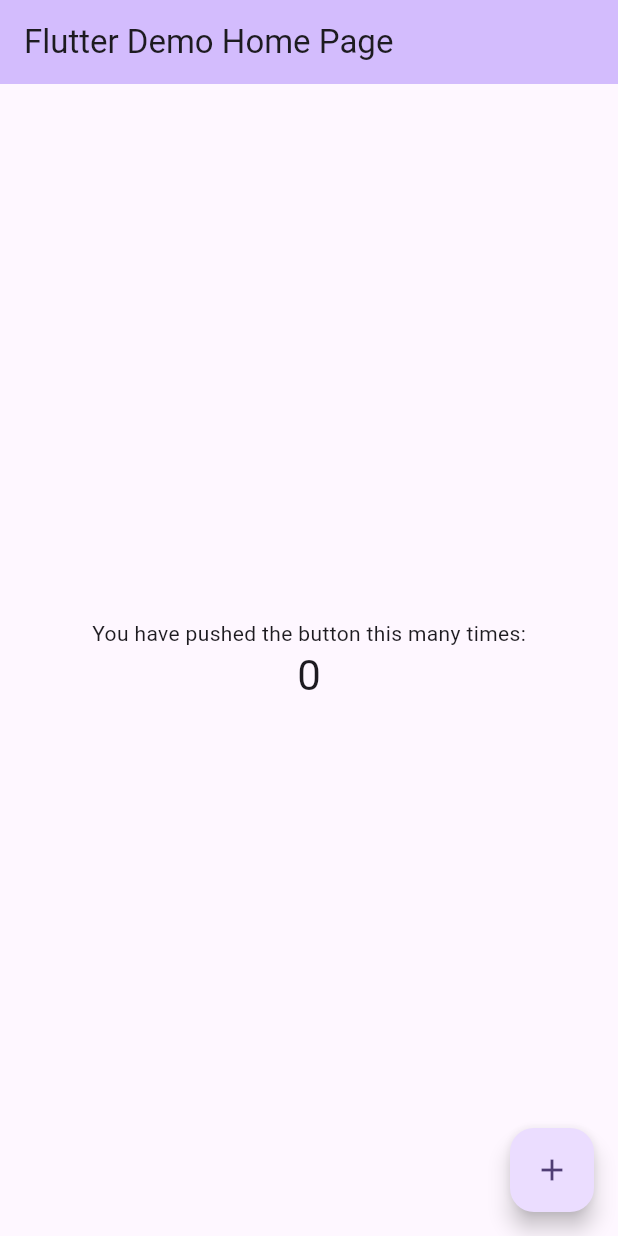
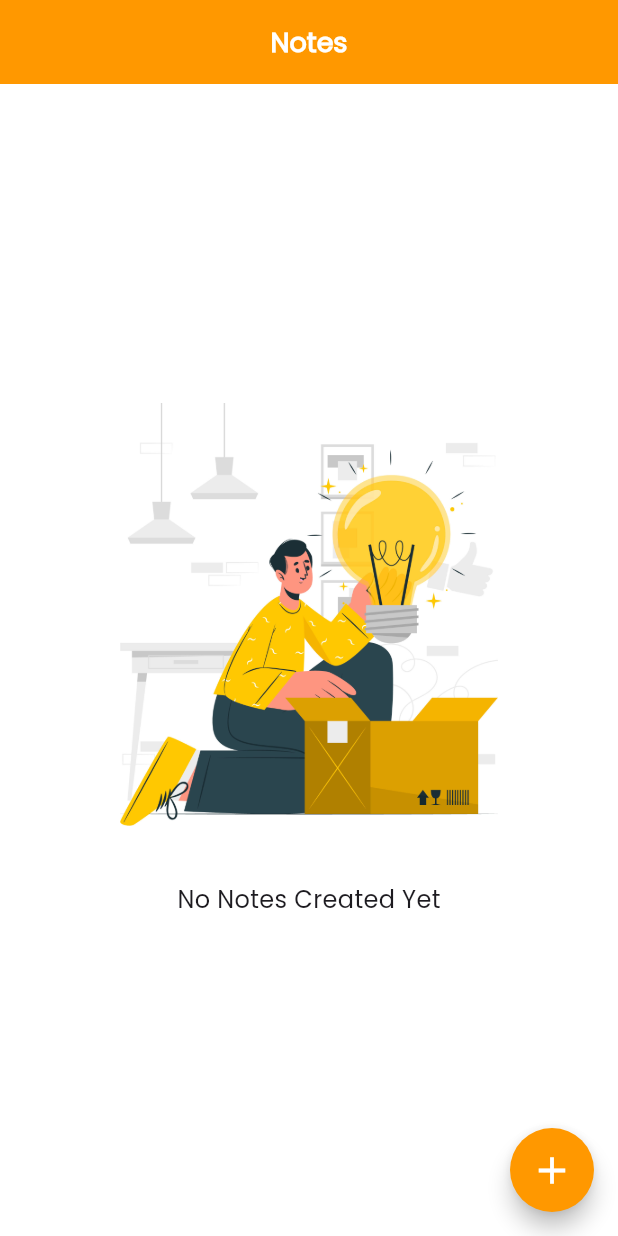
Before and after one commit to HaiderAli228/MindMap-Routines-Manager, a Flutter app: the screen it shows after launch, on a phone screen of 412 x 824 dp. Run offline on Flutter 3.47's test engine with Material 3 defaults, Android fonts, the phone set to English and light mode, and no system bars; our stand-ins replace fluttertoast.

Commit message:
Updating UI

```diff
--- a/lib/main.dart
+++ b/lib/main.dart
@@ -1,4 +1,6 @@
 import 'package:flutter/material.dart';
+import 'package:notes/utils/app_colors.dart';
+import 'package:notes/view/home_view.dart';
 
 void main() {
   runApp(const MyApp());
@@ -11,115 +13,12 @@ class MyApp extends StatelessWidget {
   @override
   Widget build(BuildContext context) {
     return MaterialApp(
-      title: 'Flutter Demo',
+      debugShowCheckedModeBanner: false,
       theme: ThemeData(
-        // This is the theme of your application.
-        //
-        // TRY THIS: Try running your application with "flutter run". You'll see
-        // the application has a purple toolbar. Then, without quitting the app,
-        // try changing the seedColor in the colorScheme below to Colors.green
-        // and then invoke "hot reload" (save your changes or press the "hot
-        // reload" button in a Flutter-supported IDE, or press "r" if you used
-        // the command line to start the app).
-        //
-        // Notice that the counter didn't reset back to zero; the application
-        // state is not lost during the reload. To reset the state, use hot
-        // restart instead.
-        //
-        // This works for code too, not just values: Most code changes can be
-        // tested with just a hot reload.
-        colorScheme: ColorScheme.fromSeed(seedColor: Colors.deepPurple),
+        primaryColor: AppColors.themeColor,
         useMaterial3: true,
       ),
-      home: const MyHomePage(title: 'Flutter Demo Home Page'),
+      home : const HomeView(),
     );
   }
 }
-
-class MyHomePage extends StatefulWidget {
-  const MyHomePage({super.key, required this.title});
-
-  // This widget is the home page of your application. It is stateful, meaning
-  // that it has a State object (defined below) that contains fields that affect
-  // how it looks.
-
-  // This class is the configuration for the state. It holds the values (in this
-  // case the title) provided by the parent (in this case the App widget) and
-  // used by the build method of the State. Fields in a Widget subclass are
-  // always marked "final".
-
-  final String title;
-
-  @override
-  State<MyHomePage> createState() => _MyHomePageState();
-}
-
-class _MyHomePageState extends State<MyHomePage> {
-  int _counter = 0;
-
-  void _incrementCounter() {
-    setState(() {
-      // This call to setState tells the Flutter framework that something has
-      // changed in this State, which causes it to rerun the build method below
-      // so that the display can reflect the updated values. If we changed
-      // _counter without calling setState(), then the build method would not be
-      // called again, and so nothing would appear to happen.
-      _counter++;
-    });
-  }
-
-  @override
-  Widget build(BuildContext context) {
-    // This method is rerun every time setState is called, for instance as done
-    // by the _incrementCounter method above.
-    //
-    // The Flutter framework has been optimized to make rerunning build methods
-    // fast, so that you can just rebuild anything that needs updating rather
-    // than having to individually change instances of widgets.
-    return Scaffold(
-      appBar: AppBar(
-        // TRY THIS: Try changing the color here to a specific color (to
-        // Colors.amber, perhaps?) and trigger a hot reload to see the AppBar
-        // change color while the other colors stay the same.
-        backgroundColor: Theme.of(context).colorScheme.inversePrimary,
-        // Here we take the value from the MyHomePage object that was created by
-        // the App.build method, and use it to set our appbar title.
-        title: Text(widget.title),
-      ),
-      body: Center(
-        // Center is a layout widget. It takes a single child and positions it
-        // in the middle of the parent.
-        child: Column(
-          // Column is also a layout widget. It takes a list of children and
-          // arranges them vertically. By default, it sizes itself to fit its
-          // children horizontally, and tries to be as tall as its parent.
-          //
-          // Column has various properties to control how it sizes itself and
-          // how it positions its children. Here we use mainAxisAlignment to
-          // center the children vertically; the main axis here is the vertical
-          // axis because Columns are vertical (the cross axis would be
-          // horizontal).
-          //
-          // TRY THIS: Invoke "debug painting" (choose the "Toggle Debug Paint"
-          // action in the IDE, or press "p" in the console), to see the
-          // wireframe for each widget.
-          mainAxisAlignment: MainAxisAlignment.center,
-          children: <Widget>[
-            const Text(
-              'You have pushed the button this many times:',
-            ),
-            Text(
-              '$_counter',
-              style: Theme.of(context).textTheme.headlineMedium,
-            ),
-          ],
-        ),
-      ),
-      floatingActionButton: FloatingActionButton(
-        onPressed: _incrementCounter,
-        tooltip: 'Increment',
-        child: const Icon(Icons.add),
-      ), // This trailing comma makes auto-formatting nicer for build methods.
-    );
-  }
-}
--- /dev/null
+++ b/lib/utils/app_colors.dart
@@ -0,0 +1,6 @@
+import 'package:flutter/material.dart';
+class AppColors {
+  static const Color themeColor = Colors.orange ;
+  static const Color themeTextColor = Colors.white ;
+
+}
--- /dev/null
+++ b/lib/view/home_view.dart
@@ -0,0 +1,63 @@
+import 'package:flutter/material.dart';
+import 'package:notes/utils/app_colors.dart';
+
+class HomeView extends StatefulWidget {
+  const HomeView({super.key});
+
+  @override
+  State<HomeView> createState() => _HomeViewState();
+}
+
+class _HomeViewState extends State<HomeView> {
+  bool notesStore = false;
+  @override
+  Widget build(BuildContext context) {
+    return Scaffold(
+      backgroundColor: Colors.white,
+      appBar: AppBar(
+        backgroundColor: AppColors.themeColor,
+        centerTitle: true,
+        title: const Text(
+          "Notes",
+          style: TextStyle(
+              color: AppColors.themeTextColor,
+              fontSize: 18,
+              fontWeight: FontWeight.bold,
+              fontFamily: "Poppins"),
+        ),
+      ),
+      body: notesStore
+          ? const Text("Display Notes Here")
+          : const Center(
+              child: Column(
+                mainAxisAlignment: MainAxisAlignment.center,
+                crossAxisAlignment: CrossAxisAlignment.center,
+                children: [
+                  Image(
+                    image: AssetImage("assets/images/1.png"),
+                    fit: BoxFit.cover,
+                    width: 300,
+                  ),
+                  SizedBox(
+                    height: 20,
+                  ),
+                  Text(
+                    "No Notes Created Yet",
+                    style: TextStyle(fontFamily: "Poppins", fontSize: 16),
+                  )
+                ],
+              ),
+            ),
+      floatingActionButton: FloatingActionButton(
+          shape:
+              RoundedRectangleBorder(borderRadius: BorderRadius.circular(50)),
+          backgroundColor: AppColors.themeColor,
+          child: const Icon(
+            Icons.add,
+            size: 30,
+            color: AppColors.themeTextColor,
+          ),
+          onPressed: () {}),
+    );
+  }
+}
```
Also changed, not shown: lib/utils/toast_msg.dart (added, +14 -0 lines), lib/view/add_new_notes_view.dart (added, +59 -0 lines).
